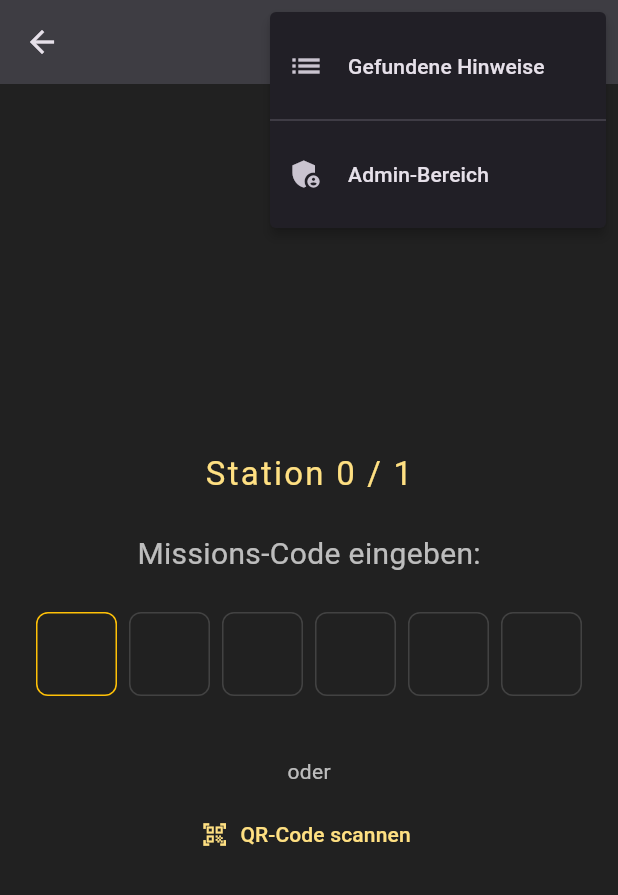
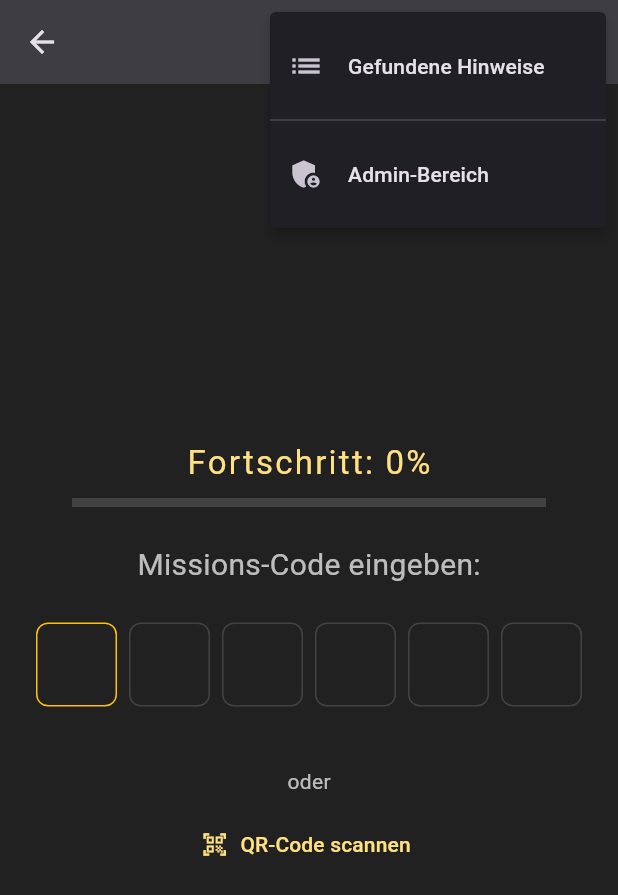
Before and after one commit to publicnevs2/cluemaster, a Flutter app: the HomeScreen screen opened directly with empty values, after a tap on the "more vert" icon, on a phone screen of 412 x 824 dp. Shown: the top 895 px of the screen. Run offline on Flutter 3.47's test engine with Material 3 defaults, Android fonts, the phone set to English and light mode, and no system bars; drawn by our look-alikes of pinput; our stand-ins replace auto_size_text, confetti, file_picker, image_picker, just_audio, share_plus and 2 more; missing offline and left inert: clue_master, mobile_scanner, record; Roboto replaces fonts that are missing (SpecialElite); statements that could not run were skipped.

Commit message:
feat: Improve game flow and progress tracking (v1.5)
- Replaces station counter with a percentage-based progress bar.
- Adds a 'Continue / Restart' dialog for hunts with saved progress.
- Converts the 'Found Clues' list into a comprehensive 'Mission Logbook' that displays all viewed clues.
- Implements a 'hasBeenViewed' state to track player progress more accurately.

```diff
--- a/lib/data/models/clue.dart
+++ b/lib/data/models/clue.dart
@@ -7,6 +7,9 @@ class Clue {
   // ============================================================
   final String code;
   bool solved;
+
+  // NEUES FELD (v1.43): Speichert, ob der Hinweis schon einmal angesehen wurde.
+  bool hasBeenViewed;
 
   // ============================================================
   // SECTION: HINWEIS (Was der Spieler immer sieht)
@@ -41,6 +44,7 @@ class Clue {
   Clue({
     required this.code,
     this.solved = false,
+    this.hasBeenViewed = false, // NEU: Standardwert ist false
     required this.type,
     required this.content,
     this.description,
@@ -72,6 +76,7 @@ class Clue {
     return Clue(
       code: code,
       solved: json['solved'] ?? false,
+      hasBeenViewed: json['hasBeenViewed'] ?? false, // NEU: Aus JSON lesen
       type: json['type'],
       content: json['content'],
       description: json['description'],
@@ -89,6 +94,7 @@ class Clue {
   Map<String, dynamic> toJson() {
     return {
       'solved': solved,
+      'hasBeenViewed': hasBeenViewed, // NEU: In JSON schreiben
       'type': type,
       'content': content,
       if (description != null) 'description': description,
--- a/lib/features/home/home_screen.dart
+++ b/lib/features/home/home_screen.dart
@@ -38,13 +38,14 @@ class _HomeScreenState extends State<HomeScreen> with RouteAware {
   final ClueService _clueService = ClueService();
   final SoundService _soundService = SoundService();
 
-  late Map<String, Clue> _currentClues;
+  late Hunt _currentHunt;
   late Map<String, String> _normalizedMap;
   bool _showError = false;
 
   @override
   void initState() {
     super.initState();
+    _currentHunt = widget.hunt;
     _initializeClues();
   }
 
@@ -73,9 +74,8 @@ class _HomeScreenState extends State<HomeScreen> with RouteAware {
 
   void _initializeClues() {
     setState(() {
-      _currentClues = widget.hunt.clues;
       _normalizedMap = {
-        for (var code in _currentClues.keys) code.toLowerCase(): code,
+        for (var code in _currentHunt.clues.keys) code.toLowerCase(): code,
       };
     });
   }
@@ -83,12 +83,10 @@ class _HomeScreenState extends State<HomeScreen> with RouteAware {
   Future<void> _refreshHuntData() async {
     final allHunts = await _clueService.loadHunts();
     final updatedHunt = allHunts.firstWhere((h) => h.name == widget.hunt.name,
-        orElse: () => widget.hunt);
+        orElse: () => _currentHunt);
     setState(() {
-      _currentClues = updatedHunt.clues;
-       _normalizedMap = {
-        for (var code in _currentClues.keys) code.toLowerCase(): code,
-      };
+      _currentHunt = updatedHunt;
+      _initializeClues();
     });
   }
 
@@ -102,14 +100,13 @@ class _HomeScreenState extends State<HomeScreen> with RouteAware {
     if (_normalizedMap.containsKey(norm)) {
       _soundService.playSound(SoundEffect.clueUnlocked);
       final originalCode = _normalizedMap[norm]!;
-      final clue = _currentClues[originalCode]!;
-      final currentHuntState = Hunt(name: widget.hunt.name, clues: _currentClues);
+      final clue = _currentHunt.clues[originalCode]!;
 
       if (!mounted) return;
       Navigator.push(
         context,
         MaterialPageRoute(
-            builder: (_) => ClueDetailScreen(hunt: currentHuntState, clue: clue)),
+            builder: (_) => ClueDetailScreen(hunt: _currentHunt, clue: clue)),
       );
       _codeController.clear();
       setState(() => _showError = false);
@@ -136,8 +133,10 @@ class _HomeScreenState extends State<HomeScreen> with RouteAware {
 
   @override
   Widget build(BuildContext context) {
-    final totalClues = _currentClues.isNotEmpty ? _currentClues.length : 1;
-    final solvedClues = _currentClues.values.where((c) => c.solved).length;
+    // NEUE FORTSCHRITTSBERECHNUNG (v1.43)
+    final totalClues = _currentHunt.clues.length;
+    final viewedClues = _currentHunt.clues.values.where((c) => c.hasBeenViewed).length;
+    final double progress = totalClues > 0 ? viewedClues / totalClues : 0.0;
 
     final defaultPinTheme = PinTheme(
       width: 56,
@@ -160,17 +159,16 @@ class _HomeScreenState extends State<HomeScreen> with RouteAware {
 
     return Scaffold(
       appBar: AppBar(
-        title: AutoSizeText(widget.hunt.name, maxLines: 1),
+        title: AutoSizeText(_currentHunt.name, maxLines: 1),
         actions: [
           PopupMenuButton<String>(
             onSelected: (value) {
               if (value == 'list') {
                 _soundService.playSound(SoundEffect.buttonClick);
-                final currentHuntState = Hunt(name: widget.hunt.name, clues: _currentClues);
                 Navigator.push(
                   context,
                   MaterialPageRoute(
-                      builder: (_) => ClueListScreen(hunt: currentHuntState)),
+                      builder: (_) => ClueListScreen(hunt: _currentHunt)),
                 );
               } else if (value == 'admin') {
                 Navigator.push(
@@ -205,10 +203,22 @@ class _HomeScreenState extends State<HomeScreen> with RouteAware {
           child: Column(
             mainAxisAlignment: MainAxisAlignment.center,
             children: [
+              // --- NEUE FORTSCHRITTSANZEIGE (v1.43) ---
               Text(
-                'Station $solvedClues / $totalClues',
+                'Fortschritt: ${(progress * 100).toStringAsFixed(0)}%',
                 style: TextStyle(fontSize: 22, color: Colors.amber[200], letterSpacing: 1.5),
               ),
+              const SizedBox(height: 8),
+              Padding(
+                padding: const EdgeInsets.symmetric(horizontal: 24.0),
+                child: LinearProgressIndicator(
+                  value: progress,
+                  backgroundColor: Colors.grey[800],
+                  valueColor: const AlwaysStoppedAnimation<Color>(Colors.amber),
+                  minHeight: 6,
+                ),
+              ),
+              // --- ENDE NEUE ANZEIGE ---
               const SizedBox(height: 24),
               const Text('Missions-Code eingeben:', style: TextStyle(fontSize: 20)),
               const SizedBox(height: 24),
@@ -217,7 +227,7 @@ class _HomeScreenState extends State<HomeScreen> with RouteAware {
                 controller: _codeController,
                 focusNode: _codeFocusNode,
                 length: 6,
-                keyboardType: TextInputType.text, // <-- HIER IST DEINE KORREKTUR!
+                keyboardType: TextInputType.text,
                 inputFormatters: [
                   UpperCaseTextFormatter(),
                   FilteringTextInputFormatter.allow(RegExp(r'[a-zA-Z0-9]')),
```
Also changed, not shown: lib/core/services/clue_service.dart (+27 -7 lines), lib/features/clue/clue_detail_screen.dart (+21 -16 lines), lib/features/clue/clue_list_screen.dart (+21 -14 lines), lib/features/home/hunt_selection_screen.dart (+41 -9 lines).
